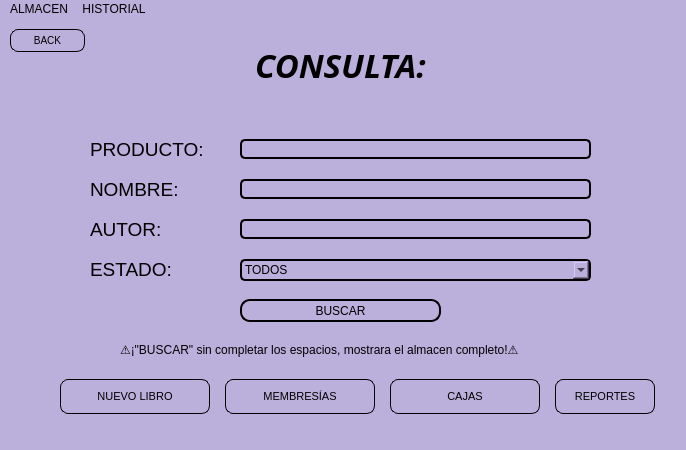
First picture: the form in BIBLIOTECA_PROY/assets/main_consulta_admin.ui, repository mixano611/PROYECTO_PRG_POO_PY, before the edit.
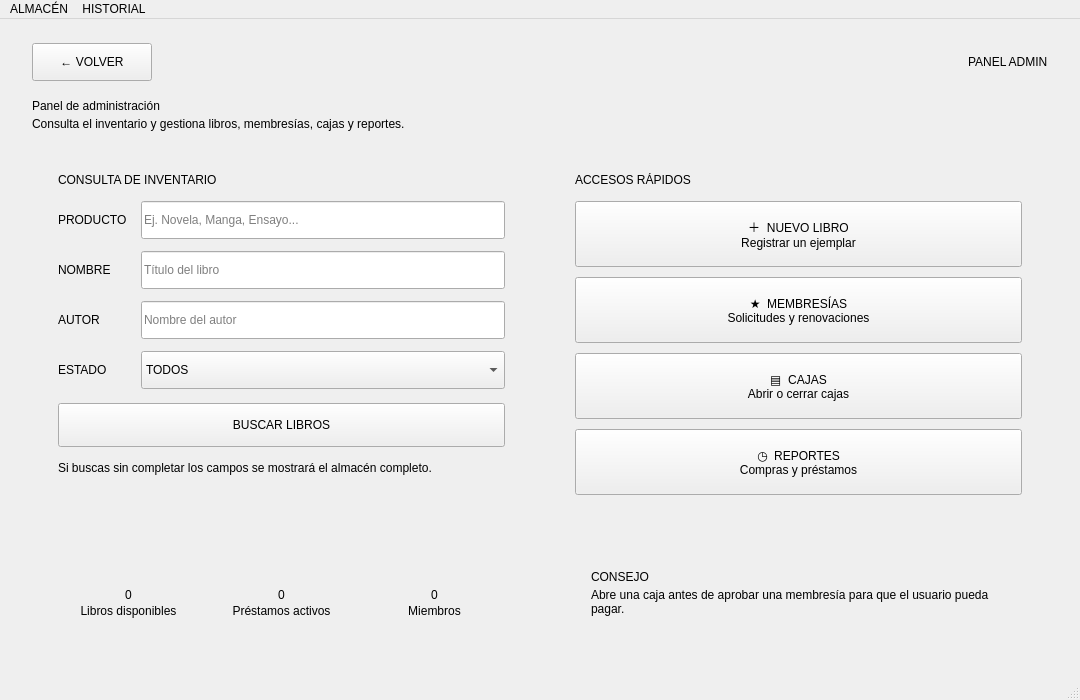
Second picture: the form after the edit.

The edit to the form file:
```diff
--- a/BIBLIOTECA_PROY/assets/main_consulta_admin.ui
+++ b/BIBLIOTECA_PROY/assets/main_consulta_admin.ui
@@ -6,420 +6,602 @@
    <rect>
     <x>0</x>
     <y>0</y>
-    <width>686</width>
-    <height>450</height>
+    <width>1080</width>
+    <height>700</height>
    </rect>
   </property>
   <property name="windowTitle">
    <string>MainWindow</string>
   </property>
-  <property name="styleSheet">
-   <string notr="true">background-color: #BBAFDB</string>
-  </property>
   <widget class="QWidget" name="centralwidget">
-   <widget class="QPushButton" name="btnBuscar">
-    <property name="geometry">
-     <rect>
-      <x>240</x>
-      <y>280</y>
-      <width>201</width>
-      <height>23</height>
-     </rect>
+   <layout class="QVBoxLayout" name="layoutPrincipal">
+    <property name="leftMargin">
+     <number>32</number>
     </property>
-    <property name="styleSheet">
-     <string notr="true">QPushButton{
-	border: 2px solid #000000;
-	border-radius: 10px;
-	background-color: #BBAFDB;
-	color: black;
-	font-size: 12px;
-	cursor: pointer;
-  	transition: transform 0.2s ease, background-color 0.2s ease;
-}
-
-QPushButton:hover {
- 	background-color: #8E7CC3;
-}</string>
+    <property name="topMargin">
+     <number>24</number>
     </property>
-    <property name="text">
-     <string>BUSCAR</string>
+    <property name="rightMargin">
+     <number>32</number>
     </property>
-   </widget>
-   <widget class="QLineEdit" name="txtProducto">
-    <property name="geometry">
-     <rect>
-      <x>240</x>
-      <y>120</y>
-      <width>351</width>
-      <height>20</height>
-     </rect>
+    <property name="bottomMargin">
+     <number>24</number>
     </property>
-    <property name="styleSheet">
-     <string notr="true">QLineEdit{
-	border: 2px solid #000000;
-	border-radius: 5px;
-	background-color: #BBAFDB;
-	color: black;
-	font-size: 8px;
-	cursor: pointer;
-  	transition: transform 0.2s ease, background-color 0.2s ease;
-}
-
-QLineEdit:hover {
- 	background-color: #8E7CC3;
-}</string>
+    <property name="spacing">
+     <number>18</number>
     </property>
-   </widget>
-   <widget class="QLabel" name="label_2">
-    <property name="geometry">
-     <rect>
-      <x>90</x>
-      <y>120</y>
-      <width>131</width>
-      <height>21</height>
-     </rect>
-    </property>
-    <property name="font">
-     <font>
-      <pointsize>14</pointsize>
-     </font>
-    </property>
-    <property name="text">
-     <string>PRODUCTO:</string>
-    </property>
-   </widget>
-   <widget class="QLineEdit" name="txtNombre">
-    <property name="geometry">
-     <rect>
-      <x>240</x>
-      <y>160</y>
-      <width>351</width>
-      <height>20</height>
-     </rect>
-    </property>
-    <property name="styleSheet">
-     <string notr="true">QLineEdit{
-	border: 2px solid #000000;
-	border-radius: 5px;
-	background-color: #BBAFDB;
-	color: black;
-	font-size: 8px;
-	cursor: pointer;
-  	transition: transform 0.2s ease, background-color 0.2s ease;
-}
-
-QLineEdit:hover {
- 	background-color: #8E7CC3;
-}</string>
-    </property>
-   </widget>
-   <widget class="QLabel" name="label_5">
-    <property name="geometry">
-     <rect>
-      <x>90</x>
-      <y>160</y>
-      <width>131</width>
-      <height>21</height>
-     </rect>
-    </property>
-    <property name="font">
-     <font>
-      <pointsize>14</pointsize>
-     </font>
-    </property>
-    <property name="text">
-     <string>NOMBRE:</string>
-    </property>
-   </widget>
-   <widget class="QLineEdit" name="txtAutor">
-    <property name="geometry">
-     <rect>
-      <x>240</x>
-      <y>200</y>
-      <width>351</width>
-      <height>20</height>
-     </rect>
-    </property>
-    <property name="styleSheet">
-     <string notr="true">QLineEdit{
-	border: 2px solid #000000;
-	border-radius: 5px;
-	background-color: #BBAFDB;
-	color: black;
-	font-size: 8px;
-	cursor: pointer;
-  	transition: transform 0.2s ease, background-color 0.2s ease;
-}
-
-QLineEdit:hover {
- 	background-color: #8E7CC3;
-}</string>
-    </property>
-   </widget>
-   <widget class="QLabel" name="label_3">
-    <property name="geometry">
-     <rect>
-      <x>90</x>
-      <y>200</y>
-      <width>101</width>
-      <height>21</height>
-     </rect>
-    </property>
-    <property name="font">
-     <font>
-      <pointsize>14</pointsize>
-     </font>
-    </property>
-    <property name="text">
-     <string>AUTOR:</string>
-    </property>
-   </widget>
-   <widget class="QComboBox" name="cmbEstado">
-    <property name="geometry">
-     <rect>
-      <x>240</x>
-      <y>240</y>
-      <width>351</width>
-      <height>22</height>
-     </rect>
-    </property>
-    <property name="styleSheet">
-     <string notr="true">QComboBox{
-	border: 2px solid #000000;
-	border-radius: 5px;
-	background-color: #BBAFDB;
-	color: black;
-	font-size: 12px;
-	cursor: pointer;
-  	transition: transform 0.2s ease, background-color 0.2s ease;
-}
-
-QComboBox:hover {
- 	background-color: #8E7CC3;
-}</string>
-    </property>
     <item>
-     <property name="text">
-      <string>TODOS</string>
-     </property>
+     <layout class="QHBoxLayout" name="barraSuperior">
+      <item>
+       <widget class="QPushButton" name="btnVolver">
+        <property name="minimumSize">
+         <size>
+          <width>120</width>
+          <height>38</height>
+         </size>
+        </property>
+        <property name="maximumSize">
+         <size>
+          <width>120</width>
+          <height>38</height>
+         </size>
+        </property>
+        <property name="text">
+         <string>← VOLVER</string>
+        </property>
+       </widget>
+      </item>
+      <item>
+       <spacer name="espacioBarra">
+        <property name="orientation">
+         <enum>Qt::Horizontal</enum>
+        </property>
+        <property name="sizeHint" stdset="0">
+         <size>
+          <width>40</width>
+          <height>20</height>
+         </size>
+        </property>
+       </spacer>
+      </item>
+      <item>
+       <widget class="QLabel" name="LblRol">
+        <property name="text">
+         <string>PANEL ADMIN</string>
+        </property>
+       </widget>
+      </item>
+     </layout>
     </item>
     <item>
-     <property name="text">
-      <string>ALMACEN</string>
-     </property>
+     <layout class="QVBoxLayout" name="bloqueTitulo">
+      <property name="spacing">
+       <number>4</number>
+      </property>
+      <item>
+       <widget class="QLabel" name="LblTitulo">
+        <property name="text">
+         <string>Panel de administración</string>
+        </property>
+       </widget>
+      </item>
+      <item>
+       <widget class="QLabel" name="LblSubtitulo">
+        <property name="text">
+         <string>Consulta el inventario y gestiona libros, membresías, cajas y reportes.</string>
+        </property>
+       </widget>
+      </item>
+     </layout>
     </item>
     <item>
-     <property name="text">
-      <string>VENDIDOS</string>
-     </property>
+     <layout class="QHBoxLayout" name="contenidoPrincipal">
+      <property name="spacing">
+       <number>18</number>
+      </property>
+      <item stretch="3">
+       <widget class="QFrame" name="cardBusqueda">
+        <property name="frameShape">
+         <enum>QFrame::NoFrame</enum>
+        </property>
+        <property name="sombra" stdset="0">
+         <bool>true</bool>
+        </property>
+        <layout class="QVBoxLayout" name="layoutBusqueda">
+         <property name="leftMargin">
+          <number>26</number>
+         </property>
+         <property name="topMargin">
+          <number>24</number>
+         </property>
+         <property name="rightMargin">
+          <number>26</number>
+         </property>
+         <property name="bottomMargin">
+          <number>24</number>
+         </property>
+         <property name="spacing">
+          <number>14</number>
+         </property>
+         <item>
+          <widget class="QLabel" name="LblSeccion">
+           <property name="text">
+            <string>CONSULTA DE INVENTARIO</string>
+           </property>
+          </widget>
+         </item>
+         <item>
+          <layout class="QGridLayout" name="formularioBusqueda">
+           <property name="horizontalSpacing">
+            <number>14</number>
+           </property>
+           <property name="verticalSpacing">
+            <number>12</number>
+           </property>
+           <item row="0" column="0">
+            <widget class="QLabel" name="LblProducto">
+             <property name="text">
+              <string>PRODUCTO</string>
+             </property>
+            </widget>
+           </item>
+           <item row="0" column="1">
+            <widget class="QLineEdit" name="txtProducto">
+             <property name="minimumSize">
+              <size>
+               <width>0</width>
+               <height>38</height>
+              </size>
+             </property>
+             <property name="placeholderText">
+              <string>Ej. Novela, Manga, Ensayo...</string>
+             </property>
+            </widget>
+           </item>
+           <item row="1" column="0">
+            <widget class="QLabel" name="LblNombre">
+             <property name="text">
+              <string>NOMBRE</string>
+             </property>
+            </widget>
+           </item>
+           <item row="1" column="1">
+            <widget class="QLineEdit" name="txtNombre">
+             <property name="minimumSize">
+              <size>
+               <width>0</width>
+               <height>38</height>
+              </size>
+             </property>
+             <property name="placeholderText">
+              <string>Título del libro</string>
+             </property>
+            </widget>
+           </item>
+           <item row="2" column="0">
+            <widget class="QLabel" name="LblAutor">
+             <property name="text">
+              <string>AUTOR</string>
+             </property>
+            </widget>
+           </item>
+           <item row="2" column="1">
+            <widget class="QLineEdit" name="txtAutor">
+             <property name="minimumSize">
+              <size>
+               <width>0</width>
+               <height>38</height>
+              </size>
+             </property>
+             <property name="placeholderText">
+              <string>Nombre del autor</string>
+             </property>
+            </widget>
+           </item>
+           <item row="3" column="0">
+            <widget class="QLabel" name="LblEstado">
+             <property name="text">
+              <string>ESTADO</string>
+             </property>
+            </widget>
+           </item>
+           <item row="3" column="1">
+            <widget class="QComboBox" name="cmbEstado">
+             <property name="minimumSize">
+              <size>
+               <width>0</width>
+               <height>38</height>
+              </size>
+             </property>
+             <item>
+              <property name="text">
+               <string>TODOS</string>
+              </property>
+             </item>
+             <item>
+              <property name="text">
+               <string>ALMACEN</string>
+              </property>
+             </item>
+             <item>
+              <property name="text">
+               <string>VENDIDOS</string>
+              </property>
+             </item>
+             <item>
+              <property name="text">
+               <string>ALQUILADOS</string>
+              </property>
+             </item>
+            </widget>
+           </item>
+          </layout>
+         </item>
+         <item>
+          <widget class="QPushButton" name="btnBuscar">
+           <property name="minimumSize">
+            <size>
+             <width>0</width>
+             <height>44</height>
+            </size>
+           </property>
+           <property name="text">
+            <string>BUSCAR LIBROS</string>
+           </property>
+          </widget>
+         </item>
+         <item>
+          <widget class="QLabel" name="LblAvisoBusqueda">
+           <property name="text">
+            <string>Si buscas sin completar los campos se mostrará el almacén completo.</string>
+           </property>
+           <property name="wordWrap">
+            <bool>true</bool>
+           </property>
+          </widget>
+         </item>
+         <item>
+          <spacer name="espacioBusqueda">
+           <property name="orientation">
+            <enum>Qt::Vertical</enum>
+           </property>
+           <property name="sizeHint" stdset="0">
+            <size>
+             <width>20</width>
+             <height>10</height>
+            </size>
+           </property>
+          </spacer>
+         </item>
+         <item>
+          <layout class="QHBoxLayout" name="filaEstadisticas">
+           <property name="spacing">
+            <number>12</number>
+           </property>
+           <item>
+            <widget class="QFrame" name="statLibros">
+             <property name="frameShape">
+              <enum>QFrame::NoFrame</enum>
+             </property>
+             <layout class="QVBoxLayout" name="layoutStatLibros">
+              <property name="leftMargin">
+               <number>14</number>
+              </property>
+              <property name="topMargin">
+               <number>12</number>
+              </property>
+              <property name="rightMargin">
+               <number>14</number>
+              </property>
+              <property name="bottomMargin">
+               <number>12</number>
+              </property>
+              <property name="spacing">
+               <number>2</number>
+              </property>
+              <item>
+               <widget class="QLabel" name="LblStatLibros">
+                <property name="text">
+                 <string>0</string>
+                </property>
+                <property name="alignment">
+                 <set>Qt::AlignCenter</set>
+                </property>
+               </widget>
+              </item>
+              <item>
+               <widget class="QLabel" name="LblStatLibrosCap">
+                <property name="text">
+                 <string>Libros disponibles</string>
+                </property>
+                <property name="alignment">
+                 <set>Qt::AlignCenter</set>
+                </property>
+               </widget>
+              </item>
+             </layout>
+            </widget>
+           </item>
+           <item>
+            <widget class="QFrame" name="statPrestamos">
+             <property name="frameShape">
+              <enum>QFrame::NoFrame</enum>
+             </property>
+             <layout class="QVBoxLayout" name="layoutStatPrestamos">
+              <property name="leftMargin">
+               <number>14</number>
+              </property>
+              <property name="topMargin">
+               <number>12</number>
+              </property>
+              <property name="rightMargin">
+               <number>14</number>
+              </property>
+              <property name="bottomMargin">
+               <number>12</number>
+              </property>
+              <property name="spacing">
+               <number>2</number>
+              </property>
+              <item>
+               <widget class="QLabel" name="LblStatPrestamos">
+                <property name="text">
+                 <string>0</string>
+                </property>
+                <property name="alignment">
+                 <set>Qt::AlignCenter</set>
+                </property>
+               </widget>
+              </item>
+              <item>
+               <widget class="QLabel" name="LblStatPrestamosCap">
+                <property name="text">
+                 <string>Préstamos activos</string>
+                </property>
+                <property name="alignment">
+                 <set>Qt::AlignCenter</set>
+                </property>
+               </widget>
+              </item>
+             </layout>
+            </widget>
+           </item>
+           <item>
+            <widget class="QFrame" name="statMiembros">
+             <property name="frameShape">
+              <enum>QFrame::NoFrame</enum>
+             </property>
+             <layout class="QVBoxLayout" name="layoutStatMiembros">
+              <property name="leftMargin">
+               <number>14</number>
+              </property>
+              <property name="topMargin">
+               <number>12</number>
+              </property>
+              <property name="rightMargin">
+               <number>14</number>
+              </property>
+              <property name="bottomMargin">
+               <number>12</number>
+              </property>
+              <property name="spacing">
+               <number>2</number>
+              </property>
+              <item>
+               <widget class="QLabel" name="LblStatMiembros">
+                <property name="text">
+                 <string>0</string>
+                </property>
+                <property name="alignment">
+                 <set>Qt::AlignCenter</set>
+                </property>
+               </widget>
+              </item>
+              <item>
+               <widget class="QLabel" name="LblStatMiembrosCap">
+                <property name="text">
+                 <string>Miembros</string>
+                </property>
+                <property name="alignment">
+                 <set>Qt::AlignCenter</set>
+                </property>
+               </widget>
+              </item>
+             </layout>
+            </widget>
+           </item>
+          </layout>
+         </item>
+        </layout>
+       </widget>
+      </item>
+      <item stretch="2">
+       <widget class="QFrame" name="cardAcciones">
+        <property name="frameShape">
+         <enum>QFrame::NoFrame</enum>
+        </property>
+        <property name="sombra" stdset="0">
+         <bool>true</bool>
+        </property>
+        <layout class="QVBoxLayout" name="layoutAcciones">
+         <property name="leftMargin">
+          <number>26</number>
+         </property>
+         <property name="topMargin">
+          <number>24</number>
+         </property>
+         <property name="rightMargin">
+          <number>26</number>
+         </property>
+         <property name="bottomMargin">
+          <number>24</number>
+         </property>
+         <property name="spacing">
+          <number>14</number>
+         </property>
+         <item>
+          <widget class="QLabel" name="LblSeccionAcciones">
+           <property name="text">
+            <string>ACCESOS RÁPIDOS</string>
+           </property>
+          </widget>
+         </item>
+         <item>
+          <layout class="QVBoxLayout" name="listaAcciones">
+           <property name="spacing">
+            <number>10</number>
+           </property>
+           <item>
+            <widget class="QPushButton" name="btnNuevoLibro">
+             <property name="minimumSize">
+              <size>
+               <width>0</width>
+               <height>66</height>
+              </size>
+             </property>
+             <property name="sizePolicy">
+              <sizepolicy hsizetype="Expanding" vsizetype="Fixed">
+               <horstretch>0</horstretch>
+               <verstretch>0</verstretch>
+              </sizepolicy>
+             </property>
+             <property name="text">
+              <string>＋  NUEVO LIBRO&#10;Registrar un ejemplar</string>
+             </property>
+            </widget>
+           </item>
+           <item>
+            <widget class="QPushButton" name="btnMembresias">
+             <property name="minimumSize">
+              <size>
+               <width>0</width>
+               <height>66</height>
+              </size>
+             </property>
+             <property name="sizePolicy">
+              <sizepolicy hsizetype="Expanding" vsizetype="Fixed">
+               <horstretch>0</horstretch>
+               <verstretch>0</verstretch>
+              </sizepolicy>
+             </property>
+             <property name="text">
+              <string>★  MEMBRESÍAS&#10;Solicitudes y renovaciones</string>
+             </property>
+            </widget>
+           </item>
+           <item>
+            <widget class="QPushButton" name="btnCajas">
+             <property name="minimumSize">
+              <size>
+               <width>0</width>
+               <height>66</height>
+              </size>
+             </property>
+             <property name="sizePolicy">
+              <sizepolicy hsizetype="Expanding" vsizetype="Fixed">
+               <horstretch>0</horstretch>
+               <verstretch>0</verstretch>
+              </sizepolicy>
+             </property>
+             <property name="text">
+              <string>▤  CAJAS&#10;Abrir o cerrar cajas</string>
+             </property>
+            </widget>
+           </item>
+           <item>
+            <widget class="QPushButton" name="btnReportes">
+             <property name="minimumSize">
+              <size>
+               <width>0</width>
+               <height>66</height>
+              </size>
+             </property>
+             <property name="sizePolicy">
+              <sizepolicy hsizetype="Expanding" vsizetype="Fixed">
+               <horstretch>0</horstretch>
+               <verstretch>0</verstretch>
+              </sizepolicy>
+             </property>
+             <property name="text">
+              <string>◷  REPORTES&#10;Compras y préstamos</string>
+             </property>
+            </widget>
+           </item>
+           <item>
+            <spacer name="espacioAcciones">
+             <property name="orientation">
+              <enum>Qt::Vertical</enum>
+             </property>
+             <property name="sizeHint" stdset="0">
+              <size>
+               <width>20</width>
+               <height>10</height>
+              </size>
+             </property>
+            </spacer>
+           </item>
+           <item>
+            <widget class="QFrame" name="tipAcciones">
+             <property name="frameShape">
+              <enum>QFrame::NoFrame</enum>
+             </property>
+             <layout class="QVBoxLayout" name="layoutTip">
+              <property name="leftMargin">
+               <number>16</number>
+              </property>
+              <property name="topMargin">
+               <number>14</number>
+              </property>
+              <property name="rightMargin">
+               <number>16</number>
+              </property>
+              <property name="bottomMargin">
+               <number>14</number>
+              </property>
+              <property name="spacing">
+               <number>4</number>
+              </property>
+              <item>
+               <widget class="QLabel" name="LblTipTitulo">
+                <property name="text">
+                 <string>CONSEJO</string>
+                </property>
+               </widget>
+              </item>
+              <item>
+               <widget class="QLabel" name="LblTip">
+                <property name="text">
+                 <string>Abre una caja antes de aprobar una membresía para que el usuario pueda pagar.</string>
+                </property>
+                <property name="wordWrap">
+                 <bool>true</bool>
+                </property>
+               </widget>
+              </item>
+             </layout>
+            </widget>
+           </item>
+          </layout>
+         </item>
+        </layout>
+       </widget>
+      </item>
+     </layout>
     </item>
-    <item>
-     <property name="text">
-      <string>ALQUILADOS</string>
-     </property>
-    </item>
-   </widget>
-   <widget class="QLabel" name="label_4">
-    <property name="geometry">
-     <rect>
-      <x>90</x>
-      <y>240</y>
-      <width>131</width>
-      <height>21</height>
-     </rect>
-    </property>
-    <property name="font">
-     <font>
-      <pointsize>14</pointsize>
-     </font>
-    </property>
-    <property name="text">
-     <string>ESTADO:</string>
-    </property>
-   </widget>
-   <widget class="QPushButton" name="btnVolver">
-    <property name="geometry">
-     <rect>
-      <x>10</x>
-      <y>10</y>
-      <width>75</width>
-      <height>23</height>
-     </rect>
-    </property>
-    <property name="styleSheet">
-     <string notr="true">QPushButton{
-	border: 1px solid #000000;
-	border-radius: 8px;
-	background-color: #BBAFDB;
-	color: black;
-	font-size: 10px;
-	cursor: pointer;
-  	transition: transform 0.2s ease, background-color 0.2s ease;
-}
-
-QPushButton:hover {
- 	background-color: #8E7CC3;
-}</string>
-    </property>
-    <property name="text">
-     <string>BACK</string>
-    </property>
-   </widget>
-   <widget class="QLabel" name="label_6">
-    <property name="geometry">
-     <rect>
-      <x>120</x>
-      <y>310</y>
-      <width>441</width>
-      <height>41</height>
-     </rect>
-    </property>
-    <property name="text">
-     <string>⚠️¡&quot;BUSCAR&quot; sin completar los espacios, mostrara el almacen completo!⚠️</string>
-    </property>
-   </widget>
-   <widget class="QLabel" name="label_7">
-    <property name="geometry">
-     <rect>
-      <x>190</x>
-      <y>20</y>
-      <width>301</width>
-      <height>51</height>
-     </rect>
-    </property>
-    <property name="font">
-     <font>
-      <family>Segoe UI Black</family>
-      <pointsize>25</pointsize>
-      <weight>75</weight>
-      <italic>true</italic>
-      <bold>true</bold>
-     </font>
-    </property>
-    <property name="text">
-     <string>CONSULTA:</string>
-    </property>
-    <property name="alignment">
-     <set>Qt::AlignCenter</set>
-    </property>
-   </widget>
-   <widget class="QPushButton" name="btnNuevoLibro">
-    <property name="geometry">
-     <rect>
-      <x>60</x>
-      <y>360</y>
-      <width>150</width>
-      <height>35</height>
-     </rect>
-    </property>
-    <property name="styleSheet">
-     <string notr="true">QPushButton{
-	border: 1px solid #000000;
-	border-radius: 8px;
-	background-color: #BBAFDB;
-	color: black;
-	font-size: 11px;
-	cursor: pointer;
-}
-QPushButton:hover {
-	background-color: #8E7CC3;
-}</string>
-    </property>
-    <property name="text">
-     <string>NUEVO LIBRO</string>
-    </property>
-   </widget>
-   <widget class="QPushButton" name="btnMembresias">
-    <property name="geometry">
-     <rect>
-      <x>225</x>
-      <y>360</y>
-      <width>150</width>
-      <height>35</height>
-     </rect>
-    </property>
-    <property name="styleSheet">
-     <string notr="true">QPushButton{
-	border: 1px solid #000000;
-	border-radius: 8px;
-	background-color: #BBAFDB;
-	color: black;
-	font-size: 11px;
-	cursor: pointer;
-}
-QPushButton:hover {
-	background-color: #8E7CC3;
-}</string>
-    </property>
-    <property name="text">
-     <string>MEMBRESÍAS</string>
-    </property>
-   </widget>
-   <widget class="QPushButton" name="btnCajas">
-    <property name="geometry">
-     <rect>
-      <x>390</x>
-      <y>360</y>
-      <width>150</width>
-      <height>35</height>
-     </rect>
-    </property>
-    <property name="styleSheet">
-     <string notr="true">QPushButton{
-	border: 1px solid #000000;
-	border-radius: 8px;
-	background-color: #BBAFDB;
-	color: black;
-	font-size: 11px;
-	cursor: pointer;
-}
-QPushButton:hover {
-	background-color: #8E7CC3;
-}</string>
-    </property>
-    <property name="text">
-     <string>CAJAS</string>
-    </property>
-   </widget>
-   <widget class="QPushButton" name="btnReportes">
-    <property name="geometry">
-     <rect>
-      <x>555</x>
-      <y>360</y>
-      <width>100</width>
-      <height>35</height>
-     </rect>
-    </property>
-    <property name="styleSheet">
-     <string notr="true">QPushButton{
-	border: 1px solid #000000;
-	border-radius: 8px;
-	background-color: #BBAFDB;
-	color: black;
-	font-size: 11px;
-	cursor: pointer;
-}
-QPushButton:hover {
-	background-color: #8E7CC3;
-}</string>
-    </property>
-    <property name="text">
-     <string>REPORTES</string>
-    </property>
-   </widget>
+   </layout>
   </widget>
   <widget class="QMenuBar" name="menubar">
    <property name="geometry">
     <rect>
      <x>0</x>
      <y>0</y>
-     <width>686</width>
+     <width>1080</width>
      <height>26</height>
     </rect>
    </property>
    <widget class="QMenu" name="menuPEDIDOS">
     <property name="title">
-     <string>ALMACEN</string>
+     <string>ALMACÉN</string>
     </property>
    </widget>
    <widget class="QMenu" name="menuHISTORIAL">
```
